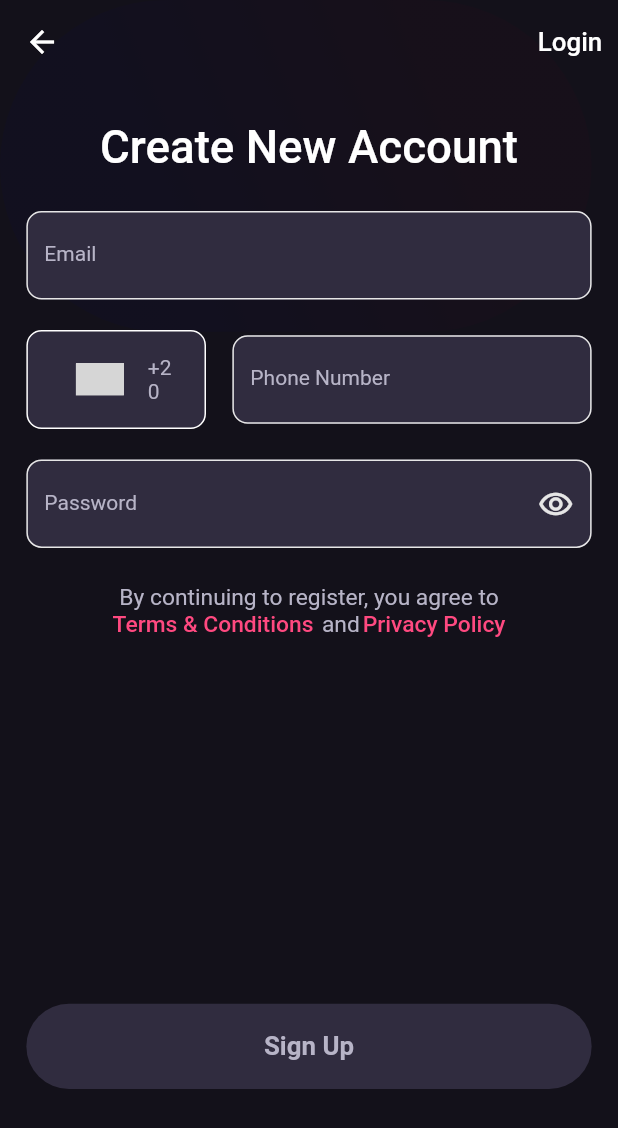
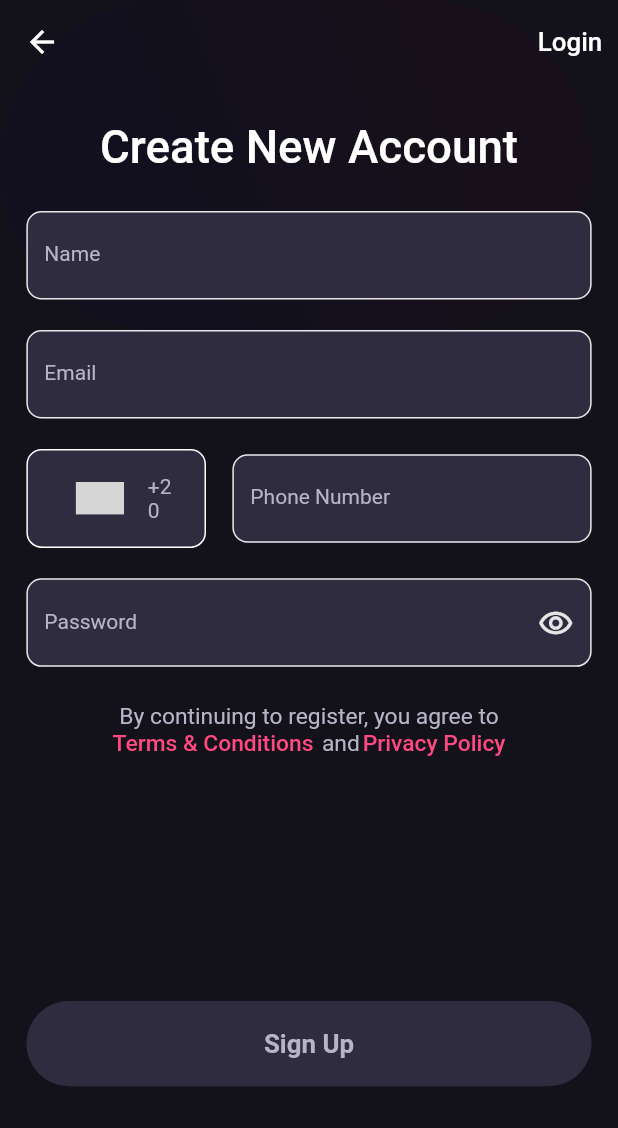
Before and after one commit to AymanYehia23/ebitcoiner, a Flutter app: the screen it shows after launch, after a tap on "Create an Account", on a phone screen of 412 x 824 dp. Shown: the top 1128 px of the screen. Run offline on Flutter 3.47's test engine with Material 2 defaults, Android fonts, the phone set to English and light mode, and no system bars; drawn by our look-alikes of country_code_picker; our stand-ins replace bloc, device_preview, dio, flutter_bloc, flutter_svg, outline_gradient_button and 1 more; Roboto replaces fonts that are missing (CircularStd); grey boxes are pictures that could not be loaded.

Commit message:
add sign up functionality

```diff
--- a/lib/core/constants/strings.dart
+++ b/lib/core/constants/strings.dart
@@ -2,9 +2,23 @@ class Strings {
   // App
   static const appTitle = 'App Name';
 
-  // Home screen
-  static const signUpScreenTitle = 'Sign Up Screen';
+  //Splash Screen
+  static const splashScreenDescription =
+      'Get Access to Real Mining Power Without Any Extra Effort';
+  static const splashCreateAnAccount = 'Create an Account';
+  static const splashSignIn = 'Sign In';
 
-  //End points
-  static const signUpApIEndPoint = 'signup';
+  // Signup Screen
+  static const successfulSignUpMessage =
+      'The account has been created successfully\nyou can log in now';
+  static const login = 'Login';
+  static const createNewAccount = 'Create New Account';
+  static const signUp = 'Sign Up';
+
+  //images paths
+  static const splashImage = 'assets/images/splash_image.svg';
+
+  //API
+  static const baseUrl = 'https://cominer.herokuapp.com/api/';
+  static const signUpEndPoint = 'user/register';
 }
--- a/lib/data/dio_helper.dart
+++ /dev/null
@@ -1,40 +0,0 @@
-import 'package:dio/dio.dart';
-
-class DioHelper {
-  static late Dio dio;
-
-  static init() {
-    dio = Dio(BaseOptions(
-      baseUrl: 'https://expertminer.herokuapp.com/api/',
-      receiveDataWhenStatusError: true,
-    ),);
-  }
-
-  static Future<Response> getData({
-    required String url,
-    required String token,
-  }) async {
-    dio.options.headers = {
-      'Authorization': token,
-      'Content-Type': 'application/json',
-    };
-
-    return await dio.get(
-      url,
-    );
-  }
-
-  static Future<Response> postData({
-    required String url,
-    required Map<String, dynamic> data,
-  }) async {
-    dio.options.headers = {
-      'Content-Type': 'application/json',
-    };
-    return await dio.post(
-      url,
-      data: data,
-    );
-  }
-
-}
--- /dev/null
+++ b/lib/data/http/http_service.dart
@@ -0,0 +1,55 @@
+import 'package:dio/dio.dart';
+import 'package:hash_store/core/constants/strings.dart';
+
+class HttpService {
+  static late Dio dio;
+
+  static init() {
+    dio = Dio(
+      BaseOptions(
+        baseUrl: Strings.baseUrl,
+        queryParameters: {
+          'key':
+              'c3fe929c35dd0cbcc8f062bb60e9d2ce7d14be21513d07c53e370d81ba9de4a4'
+        },
+      ),
+    );
+    initializeInterceptors();
+  }
+
+  static Future<Response> getRequest({
+    required String endPoint,
+  }) async {
+    return await dio.get(
+      endPoint,
+    );
+  }
+
+  static Future<Response> postRequest({
+    required String endPoint,
+    required Map<String, dynamic>? data,
+  }) async {
+    return await dio.post(
+      endPoint,
+      data: data,
+    );
+  }
+
+  static initializeInterceptors() {
+    dio.interceptors.add(
+      InterceptorsWrapper(
+        onError: (error, errorInterceptorHandler) {
+          return errorInterceptorHandler.next(error);
+        },
+        onRequest: (request, requestInterceptorHandler) {
+          //print('${request.baseUrl}${request.path}${request.queryParameters}');
+          return requestInterceptorHandler.next(request);
+        },
+        onResponse: (response, responseInterceptorHandler) {
+          return responseInterceptorHandler.next(response);
+          //print(response.data);
+        },
+      ),
+    );
+  }
+}
--- a/lib/data/models/sign_up_model.dart
+++ b/lib/data/models/sign_up_model.dart
@@ -1,11 +1,13 @@
 import 'dart:convert';
 
 class SignUPModel {
+  String name;
   String email;
   String password;
   String phone;
 
   SignUPModel({
+    required this.name,
     required this.email,
     required this.password,
     required this.phone,
@@ -13,6 +15,7 @@ class SignUPModel {
 
   Map<String, dynamic> toMap() {
     return {
+      'name' :name,
       'email': email,
       'password': password,
       'phone': phone,
--- a/lib/logic/cubit/sign_up/sign_up_state.dart
+++ b/lib/logic/cubit/sign_up/sign_up_state.dart
@@ -14,5 +14,7 @@ class SignUpSuccessState extends SignUpState {
 }
 
 class SignUpErrorState extends SignUpState {
+  final String error;
 
+  SignUpErrorState({required this.error});
 }
--- a/lib/main.dart
+++ b/lib/main.dart
@@ -6,12 +6,12 @@ import 'package:hash_store/logic/cubit/sign_up/sign_up_cubit.dart';
 
 import 'core/constants/strings.dart';
 import 'core/themes/app_theme.dart';
-import 'data/dio_helper.dart';
+import 'data/http/http_service.dart';
 import 'logic/debug/app_bloc_observer.dart';
 import 'presentation/router/app_router.dart';
 
 void main() {
-  DioHelper.init();
+  HttpService.init();
   BlocOverrides.runZoned(
     () {
       runApp(
--- a/lib/presentation/sign_up/screen/sign_up_screen.dart
+++ b/lib/presentation/sign_up/screen/sign_up_screen.dart
@@ -1,5 +1,9 @@
 import 'package:country_code_picker/country_code_picker.dart';
 import 'package:flutter/material.dart';
+import 'package:flutter_bloc/flutter_bloc.dart';
+import 'package:hash_store/core/constants/strings.dart';
+import 'package:hash_store/data/models/sign_up_model.dart';
+import 'package:hash_store/logic/cubit/sign_up/sign_up_cubit.dart';
 import 'package:hash_store/presentation/router/app_router.dart';
 import 'package:hash_store/presentation/shared_components/default_gradient_button.dart';
 import 'package:hash_store/presentation/shared_components/gradient_background_container.dart';
@@ -20,21 +24,29 @@ class SignUpScreen extends StatefulWidget {
 class _SignUpScreenState extends State<SignUpScreen> {
   final GlobalKey<FormState> _formKey = GlobalKey();
 
+  final TextEditingController _nameController = TextEditingController();
   final TextEditingController _emailController = TextEditingController();
   final TextEditingController _phoneNumberController = TextEditingController();
   final TextEditingController _passwordController = TextEditingController();
 
   bool _isEmpty = true;
 
-  void _submit() {
+  void _submit() async {
     _formKey.currentState!.validate();
     if (_formKey.currentState!.validate()) {
-      Navigator.pushReplacementNamed(context, AppRouter.home);
+      final signUpModel = SignUPModel(
+        name: _nameController.text,
+        email: _emailController.text,
+        password: _passwordController.text,
+        phone: _phoneNumberController.text,
+      );
+      await context.read<SignUpCubit>().signUp(signUpModel);
     }
   }
 
   @override
   void initState() {
+    _nameController.addListener(_checkOfEmptyValue);
     _emailController.addListener(_checkOfEmptyValue);
     _phoneNumberController.addListener(_checkOfEmptyValue);
     _passwordController.addListener(_checkOfEmptyValue);
@@ -43,6 +55,7 @@ class _SignUpScreenState extends State<SignUpScreen> {
 
   @override
   void dispose() {
+    _nameController.dispose();
     _emailController.dispose();
     _phoneNumberController.dispose();
     _passwordController.dispose();
@@ -50,7 +63,8 @@ class _SignUpScreenState extends State<SignUpScreen> {
   }
 
   void _checkOfEmptyValue() {
-    if (_emailController.text.isNotEmpty &&
+    if (_nameController.text.isNotEmpty &&
+        _emailController.text.isNotEmpty &&
         _phoneNumberController.text.isNotEmpty &&
         _passwordController.text.isNotEmpty) {
       setState(() {
@@ -69,7 +83,28 @@ class _SignUpScreenState extends State<SignUpScreen> {
     return Stack(
       children: [
         const GradientBackgroundContainer(),
-        Scaffold(
+        BlocListener<SignUpCubit, SignUpState>(
+          listener: (context, state) {
+            if (state is SignUpErrorState) {
+              ScaffoldMessenger.of(context).showSnackBar(
+                SnackBar(
+                  content: Text(state.error),
+                  duration: const Duration(seconds: 3),
+                ),
+              );
+            } else if (state is SignUpSuccessState) {
+              ScaffoldMessenger.of(context).showSnackBar(
+                const SnackBar(
+                  content: Text(
+                    Strings.successfulSignUpMessage,
+                  ),
+                  duration: Duration(seconds: 6),
+                ),
+              );
+              Navigator.of(context).pushReplacementNamed(AppRouter.logIn);
+            }
+          },
+          child: Scaffold(
             appBar: AppBar(
               actions: [
                 TextButton(
@@ -77,7 +112,7 @@ class _SignUpScreenState extends State<SignUpScreen> {
                     Navigator.pushNamed(context, AppRouter.logIn);
                   },
                   child: Text(
-                  'Login',
+                    Strings.login,
                     style: Theme.of(context).textTheme.bodyText1!.copyWith(
                           fontSize: s.h(17),
                         ),
@@ -96,7 +131,7 @@ class _SignUpScreenState extends State<SignUpScreen> {
                       height: s.h(24.0),
                     ),
                     Text(
-                    'Create New Account',
+                      Strings.createNewAccount,
                       textAlign: TextAlign.center,
                       style: Theme.of(context)
                           .textTheme
@@ -110,6 +145,18 @@ class _SignUpScreenState extends State<SignUpScreen> {
                       key: _formKey,
                       child: Column(
                         children: [
+                          DefaultTextField(
+                            text: 'Name',
+                            validator: (String value) {
+                              if (value.isEmpty) {
+                                return 'Invalid name!';
+                              }
+                            },
+                            controller: _nameController,
+                          ),
+                          SizedBox(
+                            height: s.h(20.0),
+                          ),
                           DefaultTextField(
                             text: 'Email',
                             validator: (String value) {
@@ -201,7 +248,8 @@ class _SignUpScreenState extends State<SignUpScreen> {
                             controller: _passwordController,
                           ),
                         ],
-                      )),
+                      ),
+                    ),
                     SizedBox(
                       height: s.h(24.0),
                     ),
@@ -231,7 +279,8 @@ class _SignUpScreenState extends State<SignUpScreen> {
                         Text(
                           ' and ',
                           textAlign: TextAlign.center,
-                        style: Theme.of(context).textTheme.bodyText2!.copyWith(
+                          style:
+                              Theme.of(context).textTheme.bodyText2!.copyWith(
                                     fontSize: s.h(15.0),
                                   ),
                         ),
@@ -250,14 +299,16 @@ class _SignUpScreenState extends State<SignUpScreen> {
                       ],
                     ),
                     SizedBox(
-                    height: s.h(240.0),
+                      height: s.h(160.0),
                     ),
                     _isEmpty
                         ? DefaultDisabledButton(
                             text: Text(
-                            'Sign Up',
-                            style:
-                                Theme.of(context).textTheme.bodyText2!.copyWith(
+                              Strings.signUp,
+                              style: Theme.of(context)
+                                  .textTheme
+                                  .bodyText2!
+                                  .copyWith(
                                     fontSize: s.h(17),
                                     fontWeight: FontWeight.bold,
                                   ),
@@ -265,14 +316,25 @@ class _SignUpScreenState extends State<SignUpScreen> {
                           )
                         : DefaultGradientButton(
                             isFilled: true,
-                          text: Text(
-                            'Sign Up',
-                            style:
-                                Theme.of(context).textTheme.bodyText1!.copyWith(
+                            text: Builder(builder: (context) {
+                              final signUpState =
+                                  context.watch<SignUpCubit>().state;
+                              if (signUpState is SignUpLoadingState) {
+                                return const Center(
+                                  child: CircularProgressIndicator(),
+                                );
+                              }
+                              return Text(
+                                Strings.signUp,
+                                style: Theme.of(context)
+                                    .textTheme
+                                    .bodyText1!
+                                    .copyWith(
                                       fontSize: s.h(17),
                                       fontWeight: FontWeight.bold,
                                     ),
-                          ),
+                              );
+                            }),
                             onPressed: () {
                               _submit();
                             },
@@ -282,6 +344,7 @@ class _SignUpScreenState extends State<SignUpScreen> {
               ),
             ),
           ),
+        ),
       ],
     );
   }
--- a/lib/presentation/splash/screen/splash_screen.dart
+++ b/lib/presentation/splash/screen/splash_screen.dart
@@ -1,5 +1,6 @@
 import 'package:flutter/material.dart';
 import 'package:flutter_svg/flutter_svg.dart';
+import 'package:hash_store/core/constants/strings.dart';
 import 'package:hash_store/presentation/router/app_router.dart';
 import 'package:hash_store/presentation/shared_components/gradient_background_container.dart';
 import 'package:hash_store/presentation/sizer/sizer.dart';
@@ -27,7 +28,7 @@ class SplashScreen extends StatelessWidget {
                     height: s.h(394.0),
                     width: double.infinity,
                     child: SvgPicture.asset(
-                      'assets/images/splash_image.svg',
+                      Strings.splashImage,
                       fit: BoxFit.fill,
                     ),
                   ),
@@ -35,7 +36,7 @@ class SplashScreen extends StatelessWidget {
                     height: s.h(20.0),
                   ),
                   Text(
-                    'Get Access to Real Mining Power Without Any Extra Effort',
+                    Strings.splashScreenDescription,
                     textAlign: TextAlign.center,
                     style: Theme.of(context).textTheme.bodyText1!.copyWith(
                           fontSize: s.h(26.0),
@@ -48,7 +49,7 @@ class SplashScreen extends StatelessWidget {
                   DefaultGradientButton(
                     isFilled: true,
                     text: Text(
-                      'Create an Account',
+                      Strings.splashCreateAnAccount,
                       style: Theme.of(context).textTheme.bodyText1!.copyWith(
                             fontSize: s.h(19.0),
                             fontWeight: FontWeight.bold,
@@ -64,7 +65,7 @@ class SplashScreen extends StatelessWidget {
                   DefaultGradientButton(
                     isFilled: false,
                     text: Text(
-                      'Sign In',
+                      Strings.splashSignIn,
                       style: Theme.of(context).textTheme.bodyText1!.copyWith(
                             fontSize: s.h(19.0),
                             fontWeight: FontWeight.bold,
```
Also changed, not shown: lib/data/data_providers/sign_up_api.dart (+5 -9 lines), lib/logic/cubit/sign_up/sign_up_cubit.dart (+5 -4 lines). Lines whose indentation alone changed are shown as unchanged.
